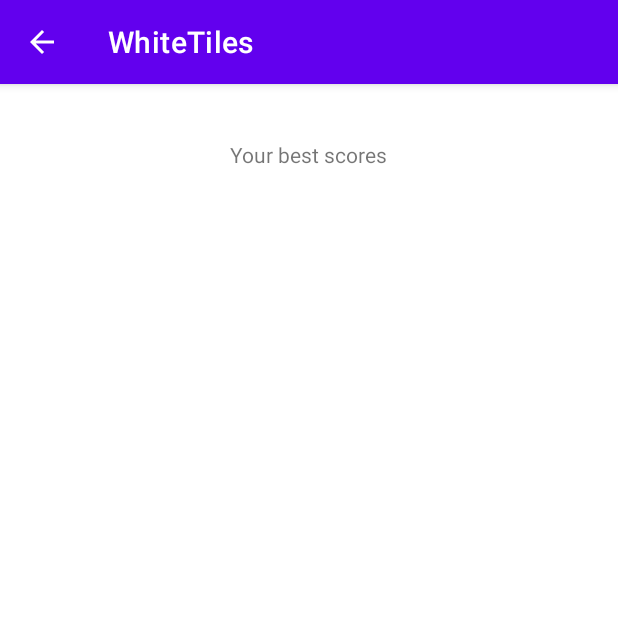
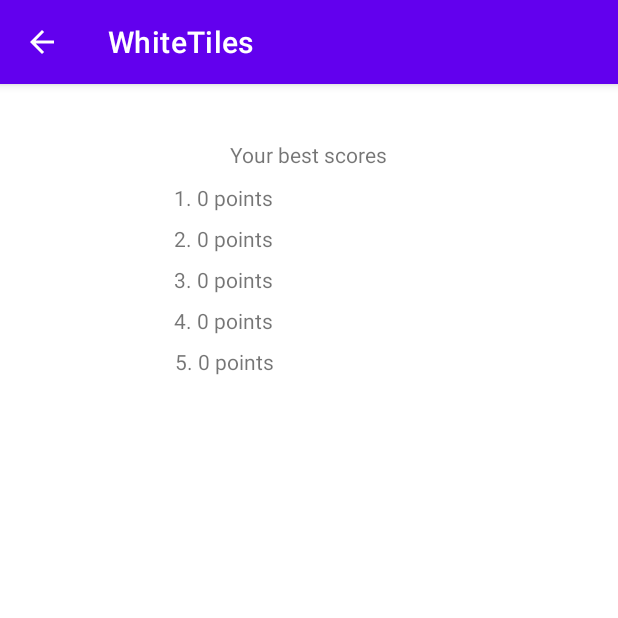
Before and after one commit to Dominte/AndroidTest, an Android app: the HighscoresActivity screen opened directly, with no data from a screen before it, on a phone screen of 412 x 824 dp, the top half of it. Run offline under Robolectric (Android 15) with nearby library versions, the light colour scheme and no system bars.

Commit message:
Added highscore

```diff
--- a/WhiteTiles/app/src/main/java/com/example/whitetiles/HighscoresActivity.java
+++ b/WhiteTiles/app/src/main/java/com/example/whitetiles/HighscoresActivity.java
@@ -1,6 +1,10 @@
 package com.example.whitetiles;
 
+import android.content.SharedPreferences;
+import android.media.Image;
 import android.os.Bundle;
+import android.widget.ImageView;
+import android.widget.TextView;
 
 import androidx.appcompat.app.AppCompatActivity;
 
@@ -10,5 +14,24 @@
     public void onCreate(Bundle savedInstanceState) {
         super.onCreate(savedInstanceState);
         setContentView(R.layout.activity_highscores);
+
+        SharedPreferences sharedPreferences = getSharedPreferences("my_prefs", MODE_PRIVATE);
+        int firstScore = Integer.parseInt(sharedPreferences.getString("First", "0"));
+        int secondScore = Integer.parseInt(sharedPreferences.getString("Second", "0"));
+        int thirdScore = Integer.parseInt(sharedPreferences.getString("Third", "0"));
+        int fourthScore = Integer.parseInt(sharedPreferences.getString("Fourth", "0"));
+        int fifthScore = Integer.parseInt(sharedPreferences.getString("Fifth", "0"));
+
+        TextView firstView = (TextView) findViewById(R.id.firstHS);
+        TextView secondView = (TextView) findViewById(R.id.secondHS);
+        TextView thirdView = (TextView) findViewById(R.id.thirdHS);
+        TextView fourthView = (TextView) findViewById(R.id.fourthHS);
+        TextView fifthView = (TextView) findViewById(R.id.fifthHS);
+
+        firstView.setText("1. " + firstScore + " points");
+        secondView.setText("2. " + secondScore + " points");
+        thirdView.setText("3. " +thirdScore + " points");
+        fourthView.setText("4. "+ fourthScore+ " points");
+        fifthView.setText("5. "+ fifthScore + " points ");
     }
 }
--- a/WhiteTiles/app/src/main/res/layout/activity_highscores.xml
+++ b/WhiteTiles/app/src/main/res/layout/activity_highscores.xml
@@ -17,4 +17,59 @@
         app:layout_constraintHorizontal_bias="0.497"
         app:layout_constraintStart_toStartOf="parent"
         app:layout_constraintTop_toTopOf="parent" />
+
+    <TextView
+        android:id="@+id/firstHS"
+        android:layout_width="180dp"
+        android:layout_height="wrap_content"
+        android:layout_marginTop="8dp"
+        android:text="1."
+        app:layout_constraintEnd_toEndOf="parent"
+        app:layout_constraintHorizontal_bias="0.501"
+        app:layout_constraintStart_toStartOf="parent"
+        app:layout_constraintTop_toBottomOf="@+id/highscore_title" />
+
+    <TextView
+        android:id="@+id/secondHS"
+        android:layout_width="180dp"
+        android:layout_height="wrap_content"
+        android:layout_marginTop="8dp"
+        android:text="2."
+        app:layout_constraintEnd_toEndOf="parent"
+        app:layout_constraintHorizontal_bias="0.501"
+        app:layout_constraintStart_toStartOf="parent"
+        app:layout_constraintTop_toBottomOf="@+id/firstHS" />
+
+    <TextView
+        android:id="@+id/thirdHS"
+        android:layout_width="180dp"
+        android:layout_height="wrap_content"
+        android:layout_marginTop="8dp"
+        android:text="3."
+        app:layout_constraintEnd_toEndOf="parent"
+        app:layout_constraintHorizontal_bias="0.501"
+        app:layout_constraintStart_toStartOf="parent"
+        app:layout_constraintTop_toBottomOf="@+id/secondHS" />
+
+    <TextView
+        android:id="@+id/fourthHS"
+        android:layout_width="180dp"
+        android:layout_height="wrap_content"
+        android:layout_marginTop="8dp"
+        android:text="4."
+        app:layout_constraintEnd_toEndOf="parent"
+        app:layout_constraintHorizontal_bias="0.501"
+        app:layout_constraintStart_toStartOf="parent"
+        app:layout_constraintTop_toBottomOf="@+id/thirdHS" />
+
+    <TextView
+        android:id="@+id/fifthHS"
+        android:layout_width="179dp"
+        android:layout_height="wrap_content"
+        android:layout_marginTop="8dp"
+        android:text="5."
+        app:layout_constraintEnd_toEndOf="parent"
+        app:layout_constraintHorizontal_bias="0.501"
+        app:layout_constraintStart_toStartOf="parent"
+        app:layout_constraintTop_toBottomOf="@+id/fourthHS" />
 </androidx.constraintlayout.widget.ConstraintLayout>
--- a/WhiteTiles/app/src/main/res/layout/activity_play.xml
+++ b/WhiteTiles/app/src/main/res/layout/activity_play.xml
@@ -5,7 +5,8 @@
     xmlns:tools="http://schemas.android.com/tools"
     android:layout_width="match_parent"
     android:layout_height="match_parent"
-    android:id="@+id/relativeLayout">
+    android:id="@+id/relativeLayout"
+    android:background="#CCCCCC">
 
     <Button
         android:id="@+id/startButton"
```
Also changed, not shown: WhiteTiles/app/src/main/java/com/example/whitetiles/PlayActivity.java (+38 -7 lines).
